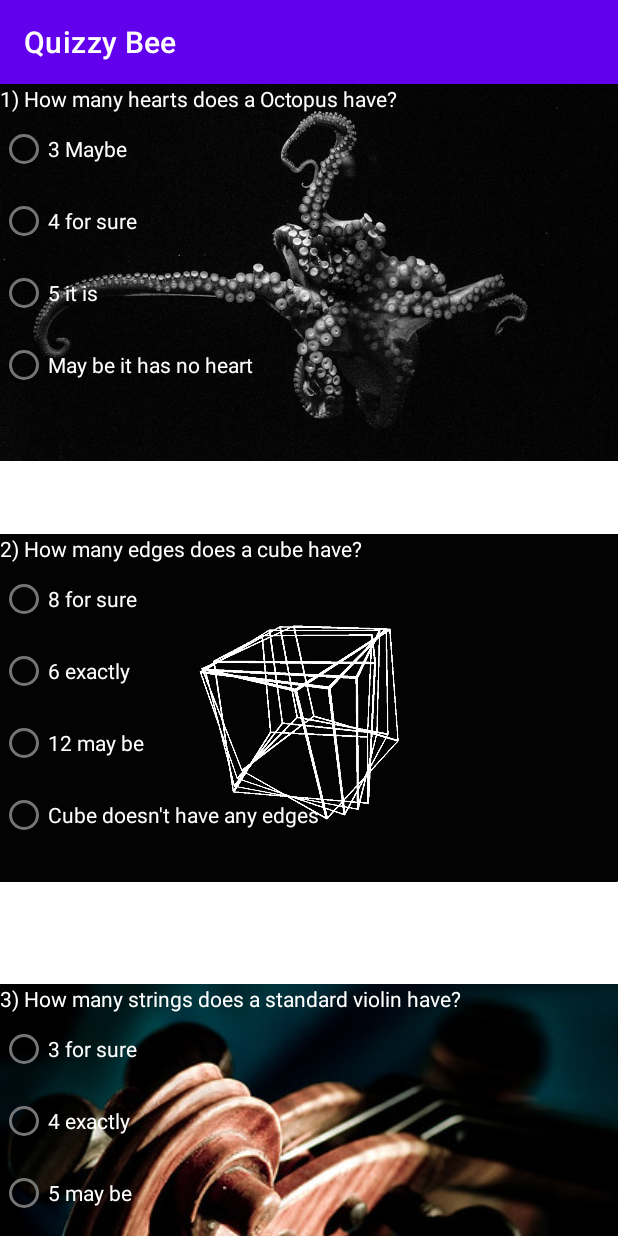
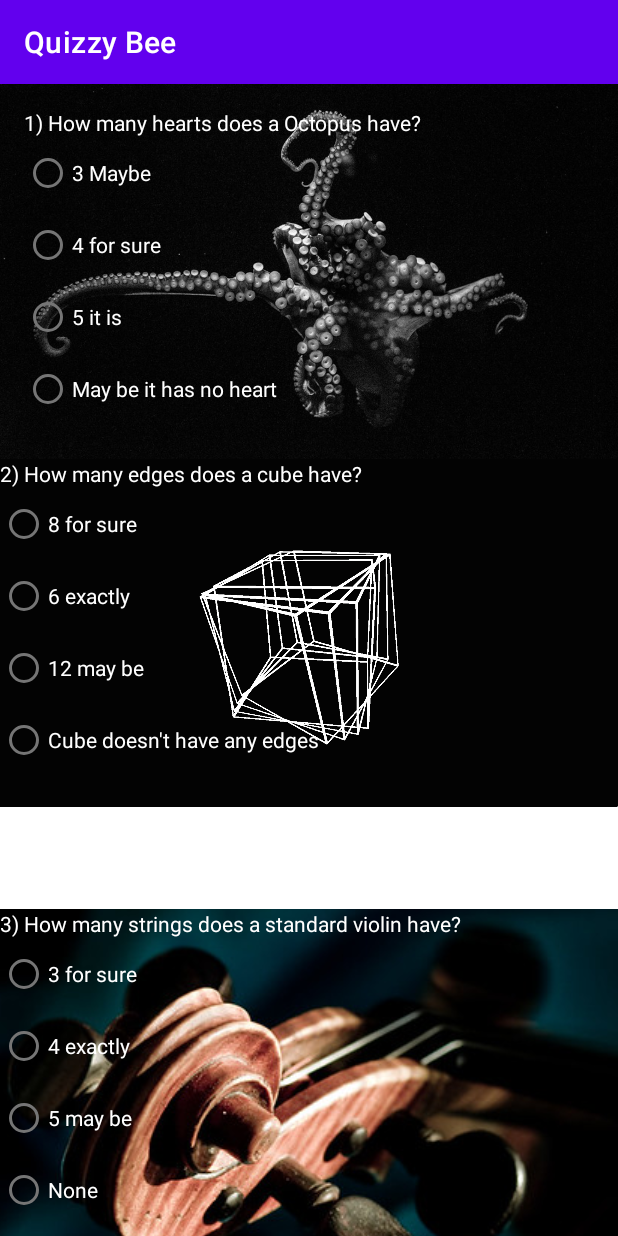
Before and after one commit to Nishanth-Reddy-Chowtapali/Quizzy_Bee, an Android app: the screen it shows after launch (MainActivity), on a phone screen of 412 x 824 dp. Run offline under Robolectric (Android 15) with nearby library versions, the phone set to English and light mode, and no system bars.

Commit message:
Fix: Que 1 UI

```diff
--- a/app/src/main/res/layout/activity_main.xml
+++ b/app/src/main/res/layout/activity_main.xml
@@ -1,58 +1,68 @@
 <?xml version="1.0" encoding="utf-8"?>
 
 <ScrollView xmlns:android="http://schemas.android.com/apk/res/android"
-    xmlns:app="http://schemas.android.com/apk/res-auto"
     xmlns:tools="http://schemas.android.com/tools"
     android:layout_width="match_parent"
     android:layout_height="match_parent"
     tools:context=".MainActivity">
+
     <LinearLayout
         android:layout_width="match_parent"
         android:layout_height="wrap_content"
         android:orientation="vertical">
+
         <RelativeLayout
             android:layout_width="wrap_content"
-        android:layout_height="300dp">
+            android:layout_height="wrap_content">
+
             <ImageView
                 android:id="@+id/octopus_image"
                 android:layout_width="wrap_content"
+                android:layout_height="250dp"
+                android:scaleType="centerCrop"
+                android:src="@drawable/octopus" />
+
+            <LinearLayout
+                android:layout_width="match_parent"
                 android:layout_height="wrap_content"
-            android:src="@drawable/octopus"
-            android:scaleType="fitStart"/>
-        <LinearLayout
-            android:layout_width="wrap_content"
-            android:layout_height="wrap_content"
+                android:padding="16dp"
                 android:orientation="vertical">
+
                 <TextView
                     android:id="@+id/octopus_question"
-            android:layout_width="wrap_content"
+                    android:layout_width="match_parent"
                     android:layout_height="wrap_content"
                     android:text="1) How many hearts does a Octopus have?"
-            android:textColor="@color/white"/>
+                    android:textColor="@color/white" />
+
                 <RadioGroup
-            android:layout_width="wrap_content"
+                    android:layout_width="match_parent"
                     android:layout_height="wrap_content">
+
                     <RadioButton
                         android:id="@+id/octopus_answer1"
-            android:layout_width="wrap_content"
+                        android:layout_width="match_parent"
                         android:layout_height="wrap_content"
                         android:text="3 Maybe"
-            android:textColor="@color/white"/>
+                        android:textColor="@color/white" />
+
                     <RadioButton
-            android:layout_width="wrap_content"
+                        android:layout_width="match_parent"
                         android:layout_height="wrap_content"
                         android:text="4 for sure"
-            android:textColor="@color/white"/>
+                        android:textColor="@color/white" />
+
                     <RadioButton
-                android:layout_width="wrap_content"
+                        android:layout_width="match_parent"
                         android:layout_height="wrap_content"
                         android:text="5 it is"
-                android:textColor="@color/white"/>
+                        android:textColor="@color/white" />
+
                     <RadioButton
-                android:layout_width="wrap_content"
+                        android:layout_width="match_parent"
                         android:layout_height="wrap_content"
                         android:text="May be it has no heart"
-                android:textColor="@color/white"/>
+                        android:textColor="@color/white" />
                 </RadioGroup>
             </LinearLayout>
         </RelativeLayout>
@@ -60,46 +70,53 @@
         <RelativeLayout
             android:layout_width="wrap_content"
             android:layout_height="300dp">
+
             <ImageView
                 android:layout_width="wrap_content"
                 android:layout_height="wrap_content"
-                android:src="@drawable/cube"
-                android:scaleType="fitStart"/>
+                android:scaleType="fitStart"
+                android:src="@drawable/cube" />
+
             <LinearLayout
                 android:layout_width="wrap_content"
                 android:layout_height="wrap_content"
                 android:orientation="vertical">
+
                 <TextView
                     android:id="@+id/cube_question"
                     android:layout_width="wrap_content"
                     android:layout_height="wrap_content"
                     android:text="2) How many edges does a cube have?"
-                    android:textColor="@color/white"/>
+                    android:textColor="@color/white" />
 
                 <RadioGroup
                     android:layout_width="wrap_content"
                     android:layout_height="wrap_content">
+
                     <RadioButton
                         android:id="@+id/cube_answer1"
                         android:layout_width="wrap_content"
                         android:layout_height="wrap_content"
                         android:text="8 for sure"
-                        android:textColor="@color/white"/>
+                        android:textColor="@color/white" />
+
                     <RadioButton
                         android:layout_width="wrap_content"
                         android:layout_height="wrap_content"
                         android:text="6 exactly"
-                        android:textColor="@color/white"/>
+                        android:textColor="@color/white" />
+
                     <RadioButton
                         android:layout_width="wrap_content"
                         android:layout_height="wrap_content"
                         android:text="12 may be"
-                        android:textColor="@color/white"/>
+                        android:textColor="@color/white" />
+
                     <RadioButton
                         android:layout_width="wrap_content"
                         android:layout_height="wrap_content"
                         android:text="Cube doesn't have any edges"
-                        android:textColor="@color/white"/>
+                        android:textColor="@color/white" />
                 </RadioGroup>
 
             </LinearLayout>
@@ -109,46 +126,53 @@
         <RelativeLayout
             android:layout_width="wrap_content"
             android:layout_height="350dp">
+
             <ImageView
                 android:layout_width="match_parent"
                 android:layout_height="wrap_content"
-                android:src="@drawable/violin"
-                android:scaleType="centerCrop"/>
+                android:scaleType="centerCrop"
+                android:src="@drawable/violin" />
+
             <LinearLayout
                 android:layout_width="wrap_content"
                 android:layout_height="wrap_content"
                 android:orientation="vertical">
+
                 <TextView
                     android:id="@+id/violin_question"
                     android:layout_width="wrap_content"
                     android:layout_height="wrap_content"
                     android:text="3) How many strings does a standard violin have?"
-                    android:textColor="@color/white"/>
+                    android:textColor="@color/white" />
 
                 <RadioGroup
                     android:layout_width="wrap_content"
                     android:layout_height="wrap_content">
+
                     <RadioButton
                         android:id="@+id/violin_answer1"
                         android:layout_width="wrap_content"
                         android:layout_height="wrap_content"
                         android:text="3 for sure"
-                        android:textColor="@color/white"/>
+                        android:textColor="@color/white" />
+
                     <RadioButton
                         android:layout_width="wrap_content"
                         android:layout_height="wrap_content"
                         android:text="4 exactly"
-                        android:textColor="@color/white"/>
+                        android:textColor="@color/white" />
+
                     <RadioButton
                         android:layout_width="wrap_content"
                         android:layout_height="wrap_content"
                         android:text="5 may be"
-                        android:textColor="@color/white"/>
+                        android:textColor="@color/white" />
+
                     <RadioButton
                         android:layout_width="wrap_content"
                         android:layout_height="wrap_content"
                         android:text="None"
-                        android:textColor="@color/white"/>
+                        android:textColor="@color/white" />
                 </RadioGroup>
             </LinearLayout>
         </RelativeLayout>
@@ -156,46 +180,53 @@
         <RelativeLayout
             android:layout_width="wrap_content"
             android:layout_height="300dp">
+
             <ImageView
                 android:layout_width="match_parent"
                 android:layout_height="wrap_content"
-                android:src="@drawable/day"
-                android:scaleType="centerCrop"/>
+                android:scaleType="centerCrop"
+                android:src="@drawable/day" />
+
             <LinearLayout
                 android:layout_width="wrap_content"
                 android:layout_height="wrap_content"
                 android:orientation="vertical">
+
                 <TextView
                     android:id="@+id/day_question"
                     android:layout_width="wrap_content"
                     android:layout_height="wrap_content"
                     android:text="4) How many seconds are there i a day?"
-                    android:textColor="@color/white"/>
+                    android:textColor="@color/white" />
 
                 <RadioGroup
                     android:layout_width="wrap_content"
                     android:layout_height="wrap_content">
+
                     <RadioButton
                         android:id="@+id/day_answer1"
                         android:layout_width="wrap_content"
                         android:layout_height="wrap_content"
                         android:text="86,400 secs"
-                        android:textColor="@color/white"/>
+                        android:textColor="@color/white" />
+
                     <RadioButton
                         android:layout_width="wrap_content"
                         android:layout_height="wrap_content"
                         android:text="25,92,000 secs"
-                        android:textColor="@color/white"/>
+                        android:textColor="@color/white" />
+
                     <RadioButton
                         android:layout_width="wrap_content"
                         android:layout_height="wrap_content"
                         android:text="3,600 secs"
-                        android:textColor="@color/white"/>
+                        android:textColor="@color/white" />
+
                     <RadioButton
                         android:layout_width="wrap_content"
                         android:layout_height="wrap_content"
                         android:text="43,200 secs"
-                        android:textColor="@color/white"/>
+                        android:textColor="@color/white" />
                 </RadioGroup>
             </LinearLayout>
         </RelativeLayout>
```
Lines whose indentation alone changed are shown as unchanged.
